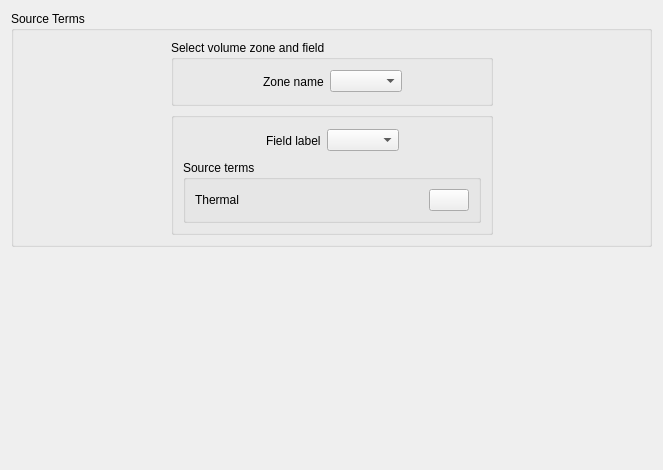
Old version of the form gui/Pages/MainFieldsSourceTerms.ui in the repository code-saturne/code_saturne.
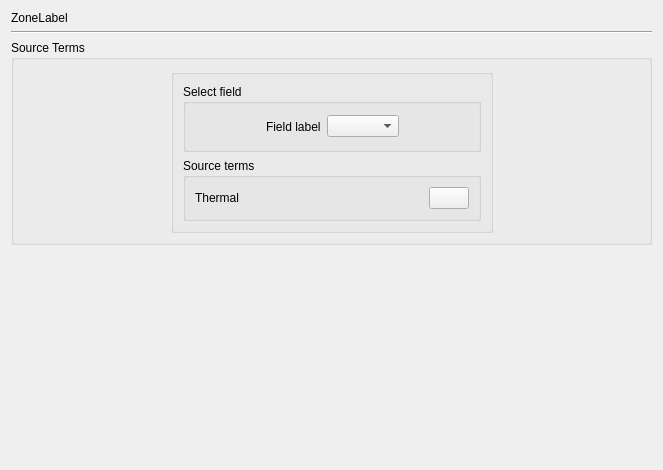
New version of the form. Icons and pictures are not drawn.

Commit message:
GUI: add a node in the main (left-hand tree) for each volume and boundary zone.
Based on dynamic tree view implementation from C. Koren,
With adjustments to fit recent code evolutions.

This is a first step in a change of zone setup presentation.

Diff of the .ui file:
```diff
--- a/gui/Pages/MainFieldsSourceTerms.ui
+++ b/gui/Pages/MainFieldsSourceTerms.ui
@@ -14,7 +14,7 @@
    <string>Form</string>
   </property>
   <layout class="QGridLayout" name="gridLayout_6">
-   <item row="0" column="0">
+   <item row="2" column="0">
     <widget class="QGroupBox" name="groupBox">
      <property name="title">
       <string>Source Terms</string>
@@ -22,101 +22,12 @@
      <layout class="QGridLayout" name="gridLayout_3">
       <item row="0" column="1" rowspan="2">
        <layout class="QVBoxLayout" name="verticalLayout">
-        <item>
-         <widget class="QGroupBox" name="groupBox_2">
-          <property name="title">
-           <string>Select volume zone and field</string>
-          </property>
-          <layout class="QGridLayout" name="gridLayout">
-           <item row="0" column="0">
-            <layout class="QHBoxLayout" name="horizontalLayout_9">
-             <item>
-              <spacer name="horizontalSpacer_8">
-               <property name="orientation">
-                <enum>Qt::Horizontal</enum>
-               </property>
-               <property name="sizeHint" stdset="0">
-                <size>
-                 <width>13</width>
-                 <height>25</height>
-                </size>
-               </property>
-              </spacer>
-             </item>
-             <item>
-              <widget class="QLabel" name="label_2">
-               <property name="text">
-                <string>Zone name</string>
-               </property>
-              </widget>
-             </item>
-             <item>
-              <widget class="QComboBox" name="comboBoxZone"/>
-             </item>
-             <item>
-              <spacer>
-               <property name="orientation">
-                <enum>Qt::Horizontal</enum>
-               </property>
-               <property name="sizeHint" stdset="0">
-                <size>
-                 <width>13</width>
-                 <height>19</height>
-                </size>
-               </property>
-              </spacer>
-             </item>
-            </layout>
-           </item>
-          </layout>
-         </widget>
-        </item>
         <item>
          <widget class="QGroupBox" name="groupBoxDefinition">
           <property name="title">
            <string/>
           </property>
           <layout class="QGridLayout" name="gridLayout_2">
-           <item row="0" column="0">
-            <layout class="QHBoxLayout" name="horizontalLayout_12">
-             <item>
-              <spacer name="horizontalSpacer_2">
-               <property name="orientation">
-                <enum>Qt::Horizontal</enum>
-               </property>
-               <property name="sizeHint" stdset="0">
-                <size>
-                 <width>13</width>
-                 <height>25</height>
-                </size>
-               </property>
-              </spacer>
-             </item>
-             <item>
-              <widget class="QLabel" name="label_9">
-               <property name="text">
-                <string>Field label</string>
-               </property>
-              </widget>
-             </item>
-             <item>
-              <widget class="QComboBox" name="comboBoxField"/>
-             </item>
-             <item>
-              <spacer name="horizontalSpacer_5">
-               <property name="orientation">
-                <enum>Qt::Horizontal</enum>
-               </property>
-               <property name="sizeHint" stdset="0">
-                <size>
-                 <width>13</width>
-                 <height>27</height>
-                </size>
-               </property>
-              </spacer>
-             </item>
-            </layout>
-           </item>
            <item row="1" column="0">
             <widget class="QGroupBox" name="groupBoxZone">
              <property name="title">
@@ -180,6 +91,55 @@
              </layout>
             </widget>
            </item>
+           <item row="0" column="0">
+            <widget class="QGroupBox" name="groupBoxField">
+             <property name="title">
+              <string>Select field</string>
+             </property>
+             <layout class="QGridLayout" name="gridLayout">
+              <item row="0" column="0">
+               <layout class="QHBoxLayout" name="horizontalLayout_12">
+                <item>
+                 <spacer name="horizontalSpacer_2">
+                  <property name="orientation">
+                   <enum>Qt::Horizontal</enum>
+                  </property>
+                  <property name="sizeHint" stdset="0">
+                   <size>
+                    <width>13</width>
+                    <height>25</height>
+                   </size>
+                  </property>
+                 </spacer>
+                </item>
+                <item>
+                 <widget class="QLabel" name="label_9">
+                  <property name="text">
+                   <string>Field label</string>
+                  </property>
+                 </widget>
+                </item>
+                <item>
+                 <widget class="QComboBox" name="comboBoxField"/>
+                </item>
+                <item>
+                 <spacer name="horizontalSpacer_5">
+                  <property name="orientation">
+                   <enum>Qt::Horizontal</enum>
+                  </property>
+                  <property name="sizeHint" stdset="0">
+                   <size>
+                    <width>13</width>
+                    <height>27</height>
+                   </size>
+                  </property>
+                 </spacer>
+                </item>
+               </layout>
+              </item>
+             </layout>
+            </widget>
+           </item>
           </layout>
          </widget>
         </item>
@@ -214,7 +174,7 @@
      </layout>
     </widget>
    </item>
-   <item row="1" column="0">
+   <item row="3" column="0">
     <spacer>
      <property name="orientation">
       <enum>Qt::Vertical</enum>
@@ -227,6 +187,20 @@
      </property>
     </spacer>
    </item>
+   <item row="0" column="0">
+    <widget class="QLabel" name="zoneLabel">
+     <property name="text">
+      <string>ZoneLabel</string>
+     </property>
+    </widget>
+   </item>
+   <item row="1" column="0">
+    <widget class="Line" name="line">
+     <property name="orientation">
+      <enum>Qt::Horizontal</enum>
+     </property>
+    </widget>
+   </item>
   </layout>
  </widget>
  <resources/>
```
Left out of the diff: 6 changed lines with no effect on the pictures. The commit also changes 22 other files.
